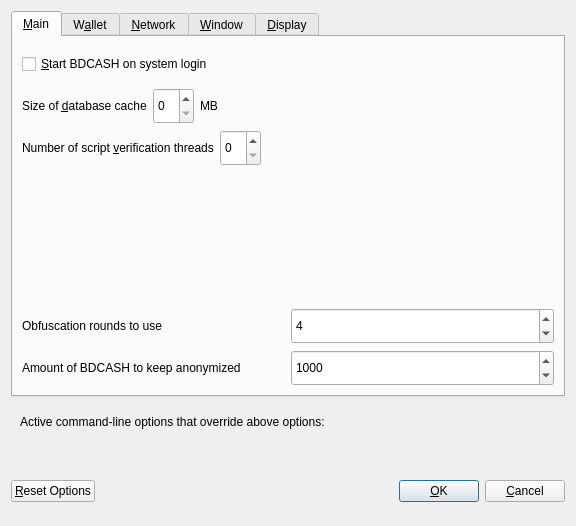
The window that src/qt/forms/optionsdialog.ui (MotoAcidic/bdcash-protocol) describes before a commit, drawn with Qt 5.
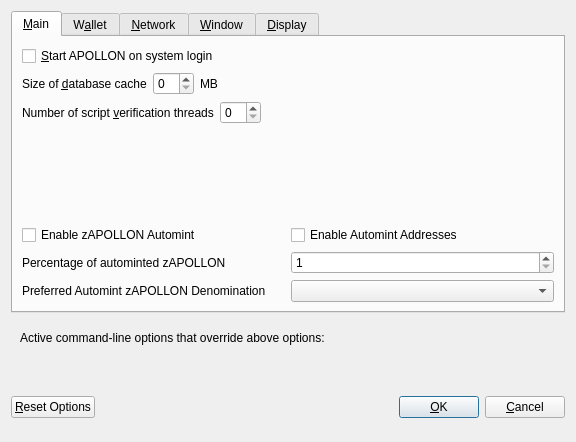
The same window after the commit. The open tabs and pages were chosen to show the change. Custom widgets are drawn as their Qt base class.

Patch:
```diff
--- a/src/qt/forms/optionsdialog.ui
+++ b/src/qt/forms/optionsdialog.ui
@@ -7,7 +7,7 @@
     <x>0</x>
     <y>0</y>
     <width>576</width>
-    <height>526</height>
+    <height>442</height>
    </rect>
   </property>
   <property name="windowTitle">
@@ -29,17 +29,11 @@
       <layout class="QVBoxLayout" name="verticalLayout_Main">
        <item>
         <widget class="QCheckBox" name="bitcoinAtStartup">
-         <property name="minimumSize">
-          <size>
-           <width>36</width>
-           <height>36</height>
-          </size>
-         </property>
          <property name="toolTip">
           <string>Automatically start BDCASH after logging in to the system.</string>
          </property>
          <property name="text">
-          <string>&amp;Start BDCASH on system login</string>
+          <string>&amp;Start APOLLON on system login</string>
          </property>
         </widget>
        </item>
@@ -59,14 +53,7 @@
           </widget>
          </item>
          <item>
-          <widget class="QSpinBox" name="databaseCache">
-           <property name="minimumSize">
-            <size>
-             <width>36</width>
-             <height>36</height>
-            </size>
-           </property>
-          </widget>
+          <widget class="QSpinBox" name="databaseCache"/>
          </item>
          <item>
           <widget class="QLabel" name="databaseCacheUnitLabel">
@@ -110,12 +97,6 @@
          </item>
          <item>
           <widget class="QSpinBox" name="threadsScriptVerif">
-           <property name="minimumSize">
-            <size>
-             <width>36</width>
-             <height>36</height>
-            </size>
-           </property>
            <property name="toolTip">
             <string>(0 = auto, &lt;0 = leave that many cores free)</string>
            </property>
@@ -150,85 +131,109 @@
         </spacer>
        </item>
        <item>
-        <layout class="QHBoxLayout" name="horizontalLayout_4_Main">
+        <widget class="QWidget" name="verticalZpivOptionsWidget" native="true">
+         <layout class="QVBoxLayout" name="verticalZpivOptionsLayout">
+          <property name="margin">
+           <number>0</number>
+          </property>
          <item>
-          <widget class="QLabel" name="label">
+           <layout class="QHBoxLayout" name="horizontalAutomintingLayout">
+            <item>
+             <widget class="QCheckBox" name="checkBoxZeromintEnable">
            <property name="toolTip">
-            <string>This setting determines the amount of individual masternodes that an input will be anonymized through.&lt;br/&gt;More rounds of anonymization gives a higher degree of privacy, but also costs more in fees.</string>
-           </property>
+               <string>Enable automatic minting of APOLLON units to zAPOLLON</string>
+              </property>
+              <property name="layoutDirection">
+               <enum>Qt::LeftToRight</enum>
+              </property>
            <property name="text">
-            <string>Obfuscation rounds to use</string>
+               <string>Enable zAPOLLON Automint</string>
            </property>
           </widget>
          </item>
          <item>
-          <widget class="QSpinBox" name="obfuscationRounds">
-           <property name="minimumSize">
-            <size>
-             <width>36</width>
-             <height>36</height>
-            </size>
-           </property>
-           <property name="minimum">
-            <number>2</number>
-           </property>
-           <property name="maximum">
-            <number>8</number>
-           </property>
-           <property name="value">
-            <number>4</number>
-           </property>
+             <widget class="QCheckBox" name="checkBoxZeromintAddresses">
+              <property name="toolTip">
+               <string>Enable automatic zAPOLLON minting from specific addresses</string>
+              </property>
+              <property name="layoutDirection">
+               <enum>Qt::LeftToRight</enum>
+              </property>
+              <property name="text">
+               <string>Enable Automint Addresses</string>
+              </property>
           </widget>
          </item>
         </layout>
        </item>
        <item>
-        <layout class="QHBoxLayout" name="horizontalLayout">
+           <layout class="QHBoxLayout" name="horizontalZmintPercentageLayout">
          <item>
-          <widget class="QLabel" name="label_2">
+             <widget class="QLabel" name="percentage_label">
            <property name="toolTip">
-            <string>This amount acts as a threshold to turn off Obfuscation once it's reached.</string>
-           </property>
-           <property name="statusTip">
-            <string notr="true"/>
-           </property>
-           <property name="whatsThis">
-            <string notr="true"/>
-           </property>
-           <property name="accessibleName">
-            <string notr="true"/>
-           </property>
-           <property name="accessibleDescription">
-            <string notr="true"/>
-           </property>
+               <string>Percentage of incoming APOLLON which get automatically converted to zAPOLLON via Zerocoin Protocol (min: 10%)</string>
+              </property>
+              <property name="text">
+               <string>Percentage of autominted zAPOLLON</string>
+              </property>
+             </widget>
+            </item>
+            <item>
+             <widget class="QSpinBox" name="zeromintPercentage">
+              <property name="minimum">
+               <number>1</number>
+              </property>
+              <property name="maximum">
+               <number>100</number>
+              </property>
+             </widget>
+            </item>
+           </layout>
+          </item>
+          <item>
+           <layout class="QHBoxLayout" name="horizontalLayout" stretch="0,0">
+            <property name="sizeConstraint">
+             <enum>QLayout::SetFixedSize</enum>
+            </property>
+            <item>
+             <widget class="QLabel" name="labelPreferredDenom">
+              <property name="maximumSize">
+               <size>
+                <width>16777215</width>
+                <height>16777215</height>
+               </size>
+              </property>
+              <property name="toolTip">
+               <string>Wait with automatic conversion to Zerocoin until enough APOLLON for this denomination is available</string>
+              </property>
            <property name="text">
-            <string>Amount of BDCASH to keep anonymized</string>
+               <string>Preferred Automint zAPOLLON Denomination</string>
            </property>
           </widget>
          </item>
          <item>
-          <widget class="QSpinBox" name="anonymizeBDCASH">
-           <property name="minimumSize">
+             <widget class="QComboBox" name="preferredDenom">
+              <property name="maximumSize">
             <size>
-             <width>36</width>
-             <height>36</height>
-            </size>
-           </property>
-           <property name="minimum">
-            <number>100</number>
-           </property>
-           <property name="maximum">
-            <number>100000</number>
-           </property>
-           <property name="singleStep">
-            <number>100</number>
-           </property>
-           <property name="value">
-            <number>1000</number>
-           </property>
+                <width>16777215</width>
+                <height>27</height>
+               </size>
+              </property>
+              <property name="toolTip">
+               <string>Wait with automatic conversion to Zerocoin until enough APOLLON for this denomination is available</string>
+              </property>
+              <property name="maxVisibleItems">
+               <number>9</number>
+              </property>
+              <property name="maxCount">
+               <number>9</number>
+              </property>
           </widget>
          </item>
         </layout>
+          </item>
+         </layout>
+        </widget>
        </item>
       </layout>
      </widget>
```
Left out of the diff: 190 changed lines with no effect on the pictures. Lines whose indentation alone changed are shown as unchanged.
